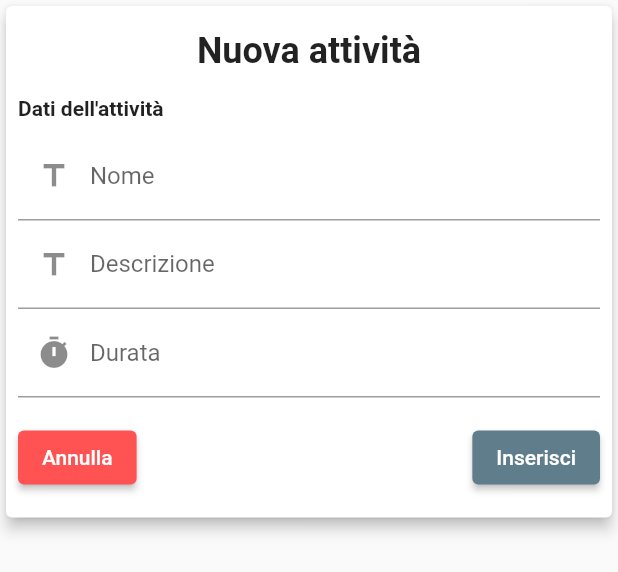
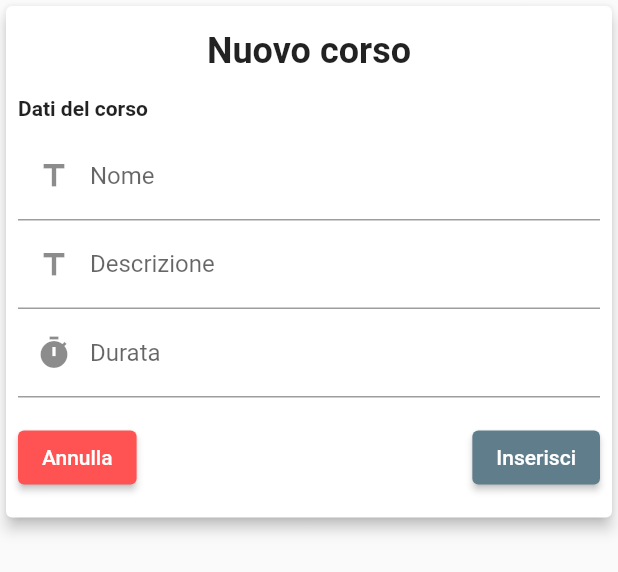
Before and after one commit to antonio-fasolato/scadenziario, a Flutter app: the ActivityEdit widget shown alone on an empty page, opened directly with empty values, on a phone screen of 412 x 824 dp. Shown: the top 572 px of the screen. Run offline on Flutter 3.47's test engine with Material 2 defaults, Android fonts, the light colour scheme and no system bars; our stand-ins replace email_validator, file_picker, logger, shared_preferences, sqflite_common, sqflite_common_ffi; accounts and stored records are empty.

Commit message:
Changed activity labels

```diff
--- a/lib/components/activity_edit.dart
+++ b/lib/components/activity_edit.dart
@@ -63,20 +63,18 @@ class _ActivityEditState extends State<ActivityEdit> {
                 Padding(
                   padding: const EdgeInsets.only(top: 8, bottom: 8),
                   child: Text(
-                    widget._activity == null
-                        ? "Nuova attività"
-                        : "Modifica attività",
+                    widget._activity == null ? "Nuovo corso" : "Modifica corso",
                     style: const TextStyle(
                         fontWeight: FontWeight.bold, fontSize: 24),
                   ),
                 ),
-                Row(
+                const Row(
                   mainAxisAlignment: MainAxisAlignment.start,
-                  children: const [
+                  children: [
                     Padding(
                       padding: EdgeInsets.only(top: 8, bottom: 8),
                       child: Text(
-                        "Dati dell'attività",
+                        "Dati del corso",
                         style: TextStyle(fontWeight: FontWeight.bold),
                       ),
                     )
@@ -93,7 +91,7 @@ class _ActivityEditState extends State<ActivityEdit> {
                             label: Text("Nome"), prefixIcon: Icon(Icons.title)),
                         autovalidateMode: AutovalidateMode.onUserInteraction,
                         validator: (value) => (value ?? "").isEmpty
-                            ? "Il nome dell'attività' è obbligatorio"
+                            ? "Il nome del corso è obbligatorio"
                             : null,
                       ),
                       TextFormField(
@@ -113,7 +111,7 @@ class _ActivityEditState extends State<ActivityEdit> {
                         ],
                         autovalidateMode: AutovalidateMode.onUserInteraction,
                         validator: (value) => (value ?? "").isEmpty
-                            ? "La durata dell'attività' è obbligatorio"
+                            ? "La durata del corso è obbligatoria"
                             : null,
                       ),
                     ],
@@ -161,7 +159,7 @@ class _ActivityEditState extends State<ActivityEdit> {
                                             Radius.circular(20)),
                                       ),
                                       child: const Text(
-                                          "Errore nel salvataggio dell'attività'")),
+                                          "Errore nel salvataggio del corso")),
                                 ),
                               );
                             } else {
--- a/lib/scenes/activities_scene.dart
+++ b/lib/scenes/activities_scene.dart
@@ -45,7 +45,7 @@ class _ActivitiesSceneState extends State<ActivitiesScene> {
 
     ScaffoldMessenger.of(context).showSnackBar(
       const SnackBar(
-        content: Text("Attività salvata correttamente"),
+        content: Text("Corso salvato correttamente"),
       ),
     );
   }
@@ -87,7 +87,7 @@ class _ActivitiesSceneState extends State<ActivitiesScene> {
   Widget build(BuildContext context) {
     return Scaffold(
       appBar: AppBar(
-        title: const Text("Scadenziario - Attività e corsi"),
+        title: const Text("Scadenziario - Corsi"),
       ),
       body: Row(
         mainAxisSize: MainAxisSize.max,
@@ -135,7 +135,7 @@ class _ActivitiesSceneState extends State<ActivitiesScene> {
             _sidebarWidgetType = SidebarType.newActivity;
           });
         },
-        tooltip: "Aggiungi Attività/corso",
+        tooltip: "Aggiungi Corso",
         child: const Icon(Icons.add),
       ),
     );
```
